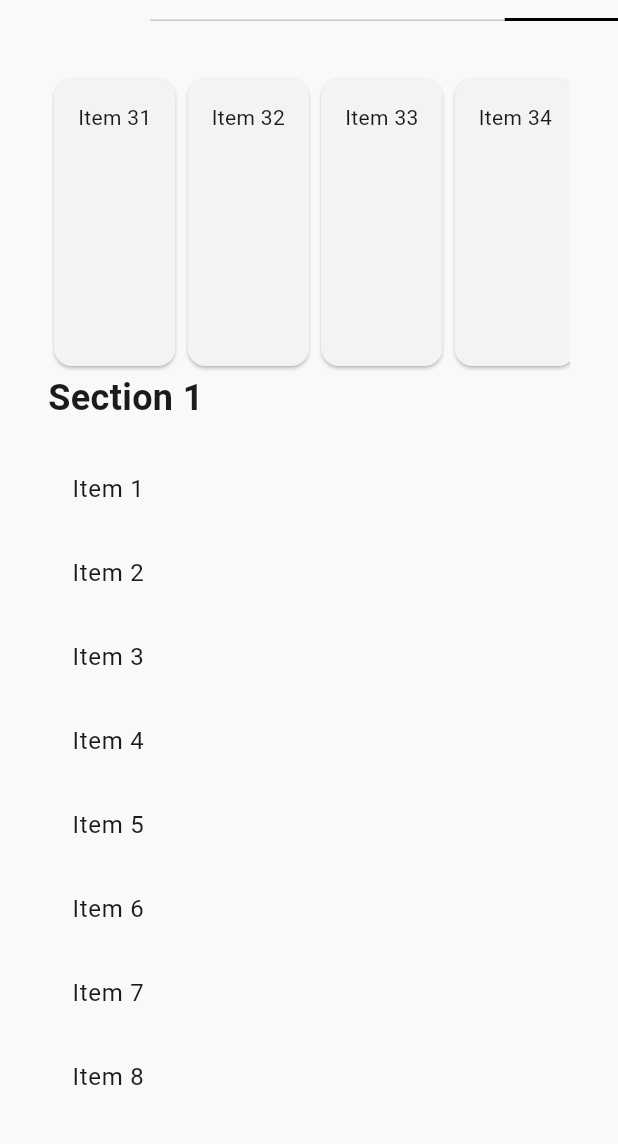
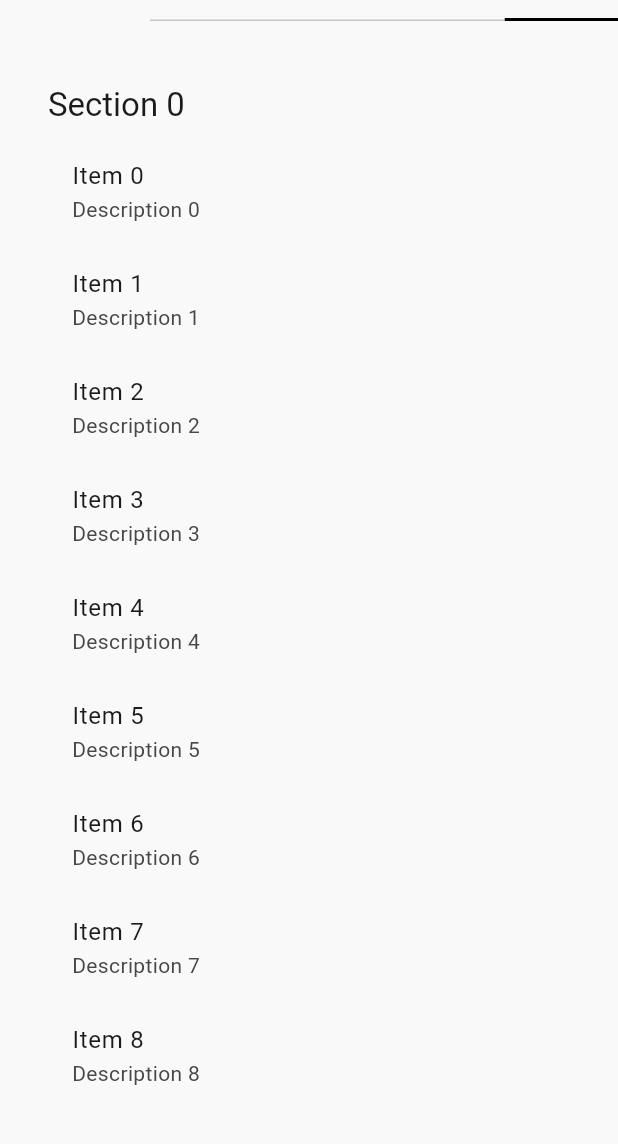
Before and after one commit to hawkkiller/scrolling_olx_live, a Flutter app: the screen it shows after launch, tab 4 chosen, on a phone screen of 412 x 824 dp, the part 54-1198 px from its top. Run offline on Flutter 3.47's test engine with Material 3 defaults, Android fonts, the phone set to English and light mode, and no system bars.

Commit message:
Update cases

```diff
--- a/lib/case2.dart
+++ b/lib/case2.dart
@@ -1,6 +1,7 @@
 import 'package:flutter/material.dart';
 
 /// ListView (without builder) with large content.
+/// Also, talk about [ListView.itemExtent] property.
 class Case2 extends StatefulWidget {
   const Case2({super.key});
 
@@ -9,16 +10,16 @@ class Case2 extends StatefulWidget {
 }
 
 class _Case2State extends State<Case2> {
-  var items = List.generate(10000, (index) => 'Item $index');
+  var items = List.generate(100000, (index) => 'Item $index');
 
   @override
   Widget build(BuildContext context) {
-    return ListView(
-      children: [
-        Text('Hello World!'),
-        SizedBox(height: 20),
-        for (final item in items)
-          ListTile(
+    return ListView.builder(
+      itemExtent: 60,
+      itemCount: items.length,
+      itemBuilder: (context, index) {
+        final item = items[index];
+        return ListTile(
           key: ValueKey(item),
           title: Text(item),
           subtitle: Text('Subtitle for $item'),
@@ -30,8 +31,8 @@ class _Case2State extends State<Case2> {
               });
             },
           ),
-          ),
-      ],
+        );
+      },
     );
   }
 }
--- a/lib/case4.dart
+++ b/lib/case4.dart
@@ -12,42 +12,55 @@ class Case4 extends StatelessWidget {
       padding: const EdgeInsets.all(32),
       child: ListView(
         children: [
-          SizedBox(
-            height: 200,
-            child: ListView.builder(
-              scrollDirection: Axis.horizontal,
-              itemCount: 20,
-              itemBuilder:
-                  (context, index) => Card(
-                    child: Padding(
-                      padding: const EdgeInsets.all(16.0),
-                      child: Text('Item ${index + 31}'),
-                    ),
+          for (final section in sections)
+            Column(
+              crossAxisAlignment: CrossAxisAlignment.start,
+              children: [
+                Padding(
+                  padding: const EdgeInsets.symmetric(vertical: 8),
+                  child: Text(
+                    section.title,
+                    style: Theme.of(context).textTheme.titleLarge,
                   ),
+                ),
+                ...section.items.map(
+                  (item) => ListTile(
+                    title: Text(item.title),
+                    subtitle: Text(item.description),
+                  ),
+                ),
+              ],
             ),
-          ),
-          const Text(
-            'Section 1',
-            style: TextStyle(fontSize: 24, fontWeight: FontWeight.bold),
-          ),
-          const SizedBox(height: 16),
-          ...List.generate(10, (index) => ListTile(title: Text('Item ${index + 1}'))),
-          const SizedBox(height: 32),
-          const Text(
-            'Section 2',
-            style: TextStyle(fontSize: 24, fontWeight: FontWeight.bold),
-          ),
-          const SizedBox(height: 16),
-          ...List.generate(10, (index) => ListTile(title: Text('Item ${index + 11}'))),
-          const SizedBox(height: 32),
-          const Text(
-            'Section 3',
-            style: TextStyle(fontSize: 24, fontWeight: FontWeight.bold),
-          ),
-          const SizedBox(height: 16),
-          ...List.generate(10, (index) => ListTile(title: Text('Item ${index + 21}'))),
         ],
       ),
     );
   }
 }
+
+final sections = List<Section>.generate(
+  10,
+  (index) => Section(
+    title: 'Section $index',
+    items: List<SectionItem>.generate(
+      10,
+      (index) => SectionItem(
+        title: 'Item $index',
+        description: 'Description $index',
+      ),
+    ),
+  ),
+);
+
+class Section {
+  const Section({required this.title, required this.items});
+
+  final String title;
+  final List<SectionItem> items;
+}
+
+class SectionItem {
+  const SectionItem({required this.title, required this.description});
+
+  final String title;
+  final String description;
+}
```
Lines whose indentation alone changed are shown as unchanged.
